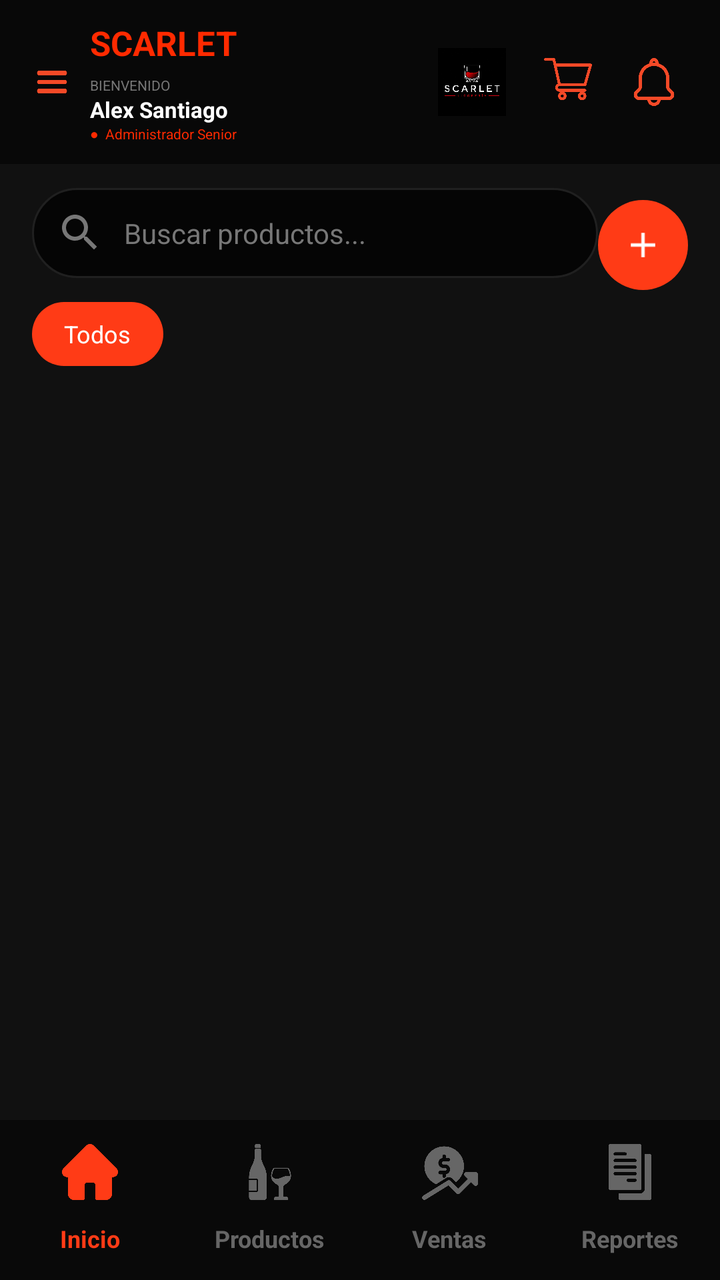
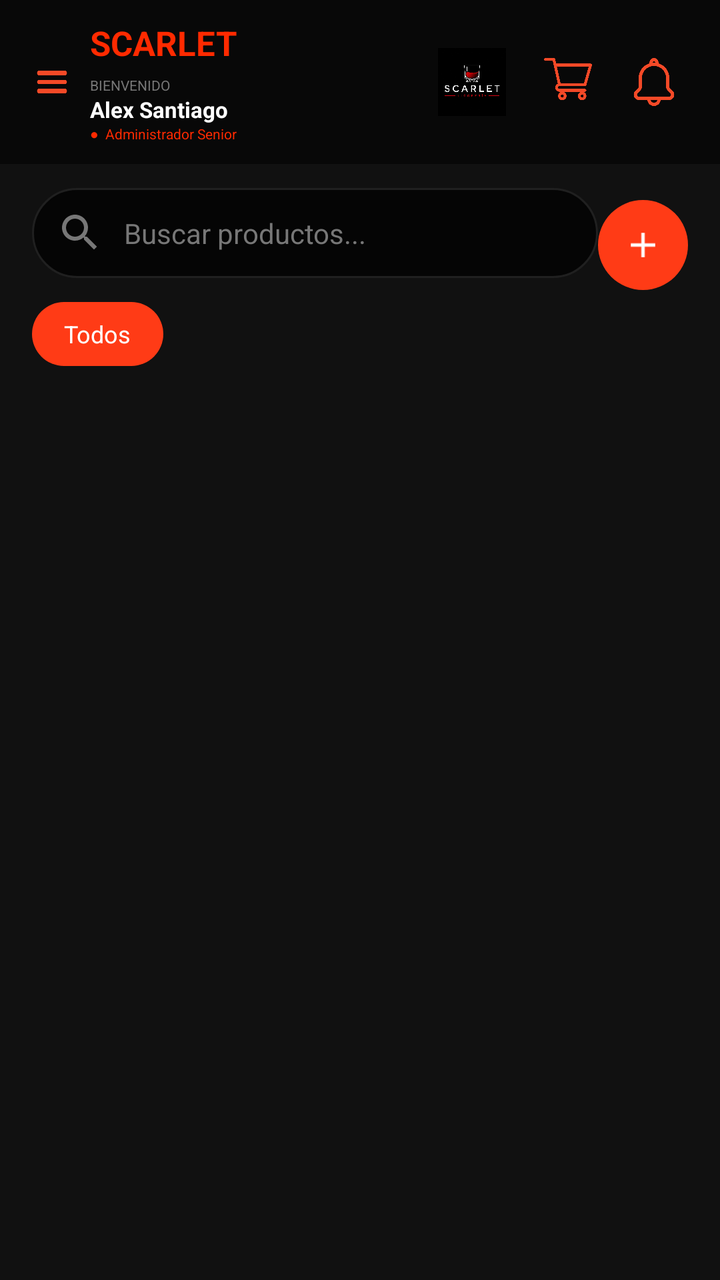

Screens rendered from an Android XML layout before and after an edit, with the pre-edit source and the edit as a unified diff.
<!-- AndroidManifest.xml: application theme Theme.Scarlet -->
<!-- res/layout/activity_products.xml -->
<?xml version="1.0" encoding="utf-8"?>
<androidx.constraintlayout.widget.ConstraintLayout
    xmlns:android="http://schemas.android.com/apk/res/android"
    xmlns:app="http://schemas.android.com/apk/res-auto"
    xmlns:tools="http://schemas.android.com/tools"
    android:id="@+id/main"
    android:layout_width="match_parent"
    android:layout_height="match_parent"
    android:background="#111111"
    tools:context=".Productos">

    
    <LinearLayout
        android:id="@+id/headerLayout"
        android:layout_width="0dp"
        android:layout_height="82dp"
        android:background="#080808"
        android:gravity="center_vertical"
        android:orientation="horizontal"
        android:paddingStart="12dp"
        android:paddingEnd="12dp"
        app:layout_constraintTop_toTopOf="parent"
        app:layout_constraintStart_toStartOf="parent"
        app:layout_constraintEnd_toEndOf="parent">

        <ImageView
            android:id="@+id/imgMenu"
            android:layout_width="18dp"
            android:layout_height="18dp"
            android:layout_marginLeft="5dp"
            android:layout_marginEnd="4dp"
            android:scaleType="centerCrop"
            android:src="@drawable/menu" />

        
        <LinearLayout
            android:layout_width="178dp"
            android:layout_height="match_parent"
            android:layout_weight="1"
            android:gravity="center_vertical"
            android:orientation="vertical"
            android:paddingStart="6dp">

            <TextView
                android:layout_width="wrap_content"
                android:layout_height="wrap_content"
                android:text="SCARLET"
                android:textColor="#FF2A00"
                android:textSize="17sp"
                android:textStyle="bold" />

            <TextView
                android:layout_width="wrap_content"
                android:layout_height="wrap_content"
                android:layout_marginTop="5dp"
                android:text="BIENVENIDO"
                android:textColor="#777777"
                android:textSize="7sp" />

            <TextView
                android:id="@+id/txtNombre"
                android:layout_width="wrap_content"
                android:layout_height="wrap_content"
                android:text="Alex Santiago"
                android:textColor="#FFFFFF"
                android:textSize="11sp"
                android:textStyle="bold" />

            <TextView
                android:id="@+id/txtRol"
                android:layout_width="wrap_content"
                android:layout_height="wrap_content"
                android:text="●  Administrador Senior"
                android:textColor="#FF2A00"
                android:textSize="7sp" />

        </LinearLayout>

        
        <ImageView
            android:id="@+id/imgPerfil"
            android:layout_width="34dp"
            android:layout_height="34dp"
            android:layout_marginEnd="4dp"
            android:background="@drawable/circle_background"
            android:contentDescription="Perfil"
            android:scaleType="centerCrop"
            android:src="@drawable/scarlet" />

        
        <FrameLayout
            android:layout_width="38dp"
            android:layout_height="38dp"
            android:layout_marginStart="8dp"
            android:layout_marginEnd="3dp"
            android:layout_gravity="center_vertical">

            <ImageView
                android:id="@+id/imgCarrito"
                android:layout_width="24dp"
                android:layout_height="24dp"
                android:layout_gravity="center"
                android:scaleType="centerInside"
                android:src="@drawable/carrito"
                android:contentDescription="Carrito" />

            <TextView
                android:id="@+id/tvCartBadge"
                android:layout_width="16dp"
                android:layout_height="16dp"
                android:layout_gravity="top|end"
                android:gravity="center"
                android:background="@drawable/circle_background"
                android:backgroundTint="#FF2A00"
                android:text="0"
                android:textColor="#FFFFFF"
                android:textSize="8sp"
                android:textStyle="bold"
                android:visibility="gone" />

        </FrameLayout>


        
        <FrameLayout
            android:layout_width="38dp"
            android:layout_height="38dp"
            android:layout_marginStart="2dp"
            android:layout_marginEnd="2dp"
            android:layout_gravity="center_vertical">

            <ImageView
                android:id="@+id/imgNorificacion"
                android:layout_width="24dp"
                android:layout_height="24dp"
                android:layout_gravity="center"
                android:scaleType="centerInside"
                android:src="@drawable/notification"
                android:contentDescription="Notificaciones" />

            <TextView
                android:id="@+id/txtNotificationBadge"
                android:layout_width="16dp"
                android:layout_height="16dp"
                android:layout_gravity="top|end"
                android:gravity="center"
                android:background="@drawable/circle_background"
                android:backgroundTint="#FF2A00"
                android:text="3"
                android:textColor="#FFFFFF"
                android:textSize="8sp"
                android:textStyle="bold"
                android:visibility="gone" />

        </FrameLayout>

    </LinearLayout>

    
    <EditText
        android:id="@+id/edtBuscar"
        android:layout_width="0dp"
        android:layout_height="45dp"
        android:layout_marginStart="16dp"
        android:layout_marginTop="12dp"
        android:background="@drawable/bg_search"
        android:drawableStart="@drawable/ic_search"
        android:drawablePadding="10dp"
        android:hint="Buscar productos..."
        android:paddingStart="12dp"
        android:paddingEnd="12dp"
        android:textColor="#FFFFFF"
        android:textColorHint="#777777"
        android:textSize="14sp"
        app:layout_constraintTop_toBottomOf="@id/headerLayout"
        app:layout_constraintStart_toStartOf="parent"
        app:layout_constraintEnd_toStartOf="@id/btnAddProducto" />

    <ImageView
        android:id="@+id/btnAddProducto"
        android:layout_width="45dp"
        android:layout_height="45dp"
        android:layout_marginTop="12dp"
        android:layout_marginStart="10dp"
        android:layout_marginEnd="16dp"
        android:background="@drawable/bg_add_button_circle"
        android:contentDescription="Añadir producto"
        android:padding="12dp"
        android:src="@drawable/ic_plus"
        app:layout_constraintTop_toTopOf="@id/edtBuscar"
        app:layout_constraintBottom_toBottomOf="@id/edtBuscar"
        app:layout_constraintEnd_toEndOf="parent" />

    
    <HorizontalScrollView
        android:id="@+id/catScroll"
        android:layout_width="0dp"
        android:layout_height="wrap_content"
        android:layout_marginTop="12dp"
        android:scrollbars="none"
        app:layout_constraintTop_toBottomOf="@id/edtBuscar"
        app:layout_constraintStart_toStartOf="parent"
        app:layout_constraintEnd_toEndOf="parent">

        <LinearLayout
            android:id="@+id/catChipsContainer"
            android:layout_width="wrap_content"
            android:layout_height="wrap_content"
            android:orientation="horizontal"
            android:paddingStart="16dp"
            android:paddingEnd="16dp">

            
            <TextView
                android:id="@+id/catTodos"
                android:layout_width="wrap_content"
                android:layout_height="32dp"
                android:background="@drawable/bg_category_selected"
                android:paddingStart="16dp"
                android:paddingEnd="16dp"
                android:gravity="center"
                android:text="Todos"
                android:textColor="#FFFFFF"
                android:textSize="12sp"
                android:layout_marginEnd="8dp" />

        </LinearLayout>

    </HorizontalScrollView>

    
    <androidx.recyclerview.widget.RecyclerView
        android:id="@+id/recyclerViewProductos"
        android:layout_width="0dp"
        android:layout_height="0dp"
        android:layout_marginTop="12dp"
        android:layout_marginStart="8dp"
        android:layout_marginEnd="8dp"
        android:layout_marginBottom="16dp"
        android:nestedScrollingEnabled="true"
        app:layout_constraintTop_toBottomOf="@id/catScroll"
        app:layout_constraintBottom_toBottomOf="parent"
        app:layout_constraintStart_toStartOf="parent"
        app:layout_constraintEnd_toEndOf="parent" />

    <com.google.android.material.bottomnavigation.BottomNavigationView
        android:id="@+id/bottomNavigation"
        android:layout_width="0dp"
        android:layout_height="80dp"
        android:background="#090909"

        app:itemActiveIndicatorStyle="@null"
        app:itemIconTint="@color/bottom_nav_selector"
        app:itemTextColor="@color/bottom_nav_selector"
        app:labelVisibilityMode="labeled"

        app:itemIconSize="28dp"
        app:itemTextAppearanceActive="@style/BottomNavigationText"
        app:itemTextAppearanceInactive="@style/BottomNavigationText"

        app:layout_constraintBottom_toBottomOf="parent"
        app:layout_constraintStart_toStartOf="parent"
        app:layout_constraintEnd_toEndOf="parent"

        app:menu="@menu/bottom_menu" />


    
    
    

    <com.google.android.material.bottomnavigation.BottomNavigationView
        android:id="@+id/bottomNavigation"
        android:layout_width="0dp"
        android:layout_height="0dp"
        android:background="#090909"
        app:itemActiveIndicatorStyle="@null"
        app:itemIconTint="@color/bottom_nav_selector"
        app:itemTextColor="@color/bottom_nav_selector"
        app:labelVisibilityMode="labeled"
        app:itemIconSize="28dp"
        app:itemTextAppearanceActive="@style/BottomNavigationText"
        app:itemTextAppearanceInactive="@style/BottomNavigationText"
        app:layout_constraintBottom_toBottomOf="parent"
        app:layout_constraintStart_toStartOf="parent"
        app:layout_constraintEnd_toEndOf="parent"
        app:menu="@menu/bottom_menu" />

    
    
    
    <View
        android:id="@+id/viewMenuOverlay"
        android:layout_width="0dp"
        android:layout_height="0dp"
        android:background="#99000000"
        android:visibility="gone"
        app:layout_constraintTop_toTopOf="parent"
        app:layout_constraintBottom_toBottomOf="parent"
        app:layout_constraintStart_toStartOf="parent"
        app:layout_constraintEnd_toEndOf="parent" />

    
    
    

    <LinearLayout
        android:id="@+id/sideMenu"
        android:layout_width="230dp"
        android:layout_height="wrap_content"
        android:orientation="vertical"
        android:background="#151515"
        android:elevation="12dp"
        android:paddingTop="8dp"
        android:paddingBottom="8dp"
        android:visibility="gone"
        app:layout_constraintTop_toBottomOf="@id/headerLayout"
        app:layout_constraintStart_toStartOf="parent">
        <TextView
            android:id="@+id/menuMiCuenta"
            android:layout_width="match_parent"
            android:layout_height="50dp"
            android:gravity="center_vertical"
            android:paddingStart="20dp"
            android:text="Mi cuenta"
            android:textColor="#FFFFFF"
            android:textSize="14sp" />

        <TextView
            android:id="@+id/menuCaja"
            android:layout_width="match_parent"
            android:layout_height="50dp"
            android:gravity="center_vertical"
            android:paddingStart="20dp"
            android:text="Caja"
            android:textColor="#FFFFFF"
            android:textSize="14sp" />

        <TextView
            android:id="@+id/menuCategorias"
            android:layout_width="match_parent"
            android:layout_height="50dp"
            android:gravity="center_vertical"
            android:paddingStart="20dp"
            android:text="Categorías"
            android:textColor="#FFFFFF"
            android:textSize="14sp" />

        <TextView
            android:id="@+id/menuProveedores"
            android:layout_width="match_parent"
            android:layout_height="50dp"
            android:gravity="center_vertical"
            android:paddingStart="20dp"
            android:text="Proveedores"
            android:textColor="#FFFFFF"
            android:textSize="14sp" />

        
        <TextView
            android:id="@+id/menuInventario"
            android:layout_width="match_parent"
            android:layout_height="50dp"
            android:gravity="center_vertical"
            android:paddingStart="20dp"
            android:text="Inventario"
            android:textColor="#FFFFFF"
            android:textSize="14sp" />

        <TextView
            android:id="@+id/menuReabastecimiento"
            android:layout_width="match_parent"
            android:layout_height="50dp"
            android:gravity="center_vertical"
            android:paddingStart="20dp"
            android:text="Reabastecimiento"
            android:textColor="#FFFFFF"
            android:textSize="14sp" />

        <TextView
            android:id="@+id/menuCajeros"
            android:layout_width="match_parent"
            android:layout_height="50dp"
            android:gravity="center_vertical"
            android:paddingStart="20dp"
            android:text="Cuentas de Cajero"
            android:textColor="#FFFFFF"
            android:textSize="14sp" />

        <TextView
            android:id="@+id/menuSalir"
            android:layout_width="match_parent"
            android:layout_height="50dp"
            android:gravity="center_vertical"
            android:paddingStart="20dp"
            android:text="Salir"
            android:textColor="#FF2A00"
            android:textSize="14sp"
            android:textStyle="bold" />

    </LinearLayout>

</androidx.constraintlayout.widget.ConstraintLayout>
<!-- resources referenced by this layout -->
<resources>
  <!-- drawable bg_add_button_circle (drawable) -->
  <?xml version="1.0" encoding="utf-8"?>
  <shape xmlns:android="http://schemas.android.com/apk/res/android"
      android:shape="oval">
      <solid android:color="#FF3B16"/>
  </shape>
  <!-- drawable bg_category_selected (drawable) -->
  <?xml version="1.0" encoding="utf-8"?>
  <shape xmlns:android="http://schemas.android.com/apk/res/android">
      <solid android:color="#FF3B16"/>
      <corners android:radius="16dp"/>
  </shape>
  <!-- drawable bg_search (drawable) -->
  <?xml version="1.0" encoding="utf-8"?>
  <shape xmlns:android="http://schemas.android.com/apk/res/android">
  
      <solid android:color="#050505" />
  
      <stroke
          android:width="1dp"
          android:color="#202020" />
  
      <corners android:radius="25dp" />
  
  </shape>
  <!-- drawable carrito: png bitmap (drawable, 10088 bytes) -->
  <!-- drawable circle_background (drawable) -->
  <?xml version="1.0" encoding="utf-8"?>
  <shape xmlns:android="http://schemas.android.com/apk/res/android"
      android:shape="oval">
  
      <solid android:color="#111111"/>
  
      <stroke
          android:width="1dp"
          android:color="#FF2A00"/>
  
  </shape>
  <!-- drawable ic_plus (drawable) -->
  <vector xmlns:android="http://schemas.android.com/apk/res/android"
      android:width="20dp"
      android:height="20dp"
      android:viewportWidth="24"
      android:viewportHeight="24">
      <path
          android:fillColor="#FFFFFF"
          android:pathData="M19,13h-6v6h-2v-6H5v-2h6V5h2v6h6z"/>
  </vector>
  <!-- drawable ic_search (drawable) -->
  <?xml version="1.0" encoding="utf-8"?>
  <vector xmlns:android="http://schemas.android.com/apk/res/android"
      android:width="24dp"
      android:height="24dp"
      android:viewportWidth="24"
      android:viewportHeight="24">
      <path
          android:fillColor="#777777"
          android:pathData="M15.5,14h-0.79l-0.28,-0.27C15.41,12.59 16,11.11 16,9.5 16,5.91 13.09,3 9.5,3S3,5.91 3,9.5 5.91,16 9.5,16c1.61,0 3.09,-0.59 4.23,-1.57l0.27,0.28v0.79l5,4.99L20.49,19l-4.99,-5zM9.5,14C7.01,14 5,11.99 5,9.5S7.01,5 9.5,5 14,7.01 14,9.5 11.99,14 9.5,14z"/>
  </vector>
  <!-- drawable menu: png bitmap (drawable, 6032 bytes) -->
  <!-- drawable notification: png bitmap (drawable, 17106 bytes) -->
  <!-- drawable scarlet: png bitmap (drawable, 260304 bytes) -->
  <style name="BottomNavigationText">
          <item name="android:textSize">12sp</item>
          <item name="android:textStyle">bold</item>
      </style>
  <style name="Theme.Scarlet" parent="Base.Theme.Scarlet" />
  <style name="Base.Theme.Scarlet" parent="Theme.Material3.DayNight.NoActionBar">
  
          <item name="android:statusBarColor">@color/negro</item>
          <item name="android:navigationBarColor">@color/negro</item>
  
          <item name="android:windowLightStatusBar">false</item>
          <item name="android:windowLightNavigationBar">false</item>
  
          
          <item name="colorPrimary">@color/rojito</item>
          <item name="colorSecondary">@color/rojito</item>
  
      </style>
  <color name="negro">#FF000000</color>
  <color name="rojito">#FF2A00</color>
</resources>

<!-- the commit's change to res/layout/activity_products.xml (unified diff, before → after) -->
@@ -243,27 +243,6 @@
         app:layout_constraintStart_toStartOf="parent"
         app:layout_constraintEnd_toEndOf="parent" />
 
-    <com.google.android.material.bottomnavigation.BottomNavigationView
-        android:id="@+id/bottomNavigation"
-        android:layout_width="0dp"
-        android:layout_height="80dp"
-        android:background="#090909"
-
-        app:itemActiveIndicatorStyle="@null"
-        app:itemIconTint="@color/bottom_nav_selector"
-        app:itemTextColor="@color/bottom_nav_selector"
-        app:labelVisibilityMode="labeled"
-
-        app:itemIconSize="28dp"
-        app:itemTextAppearanceActive="@style/BottomNavigationText"
-        app:itemTextAppearanceInactive="@style/BottomNavigationText"
-
-        app:layout_constraintBottom_toBottomOf="parent"
-        app:layout_constraintStart_toStartOf="parent"
-        app:layout_constraintEnd_toEndOf="parent"
-
-        app:menu="@menu/bottom_menu" />
-
 
     
     
